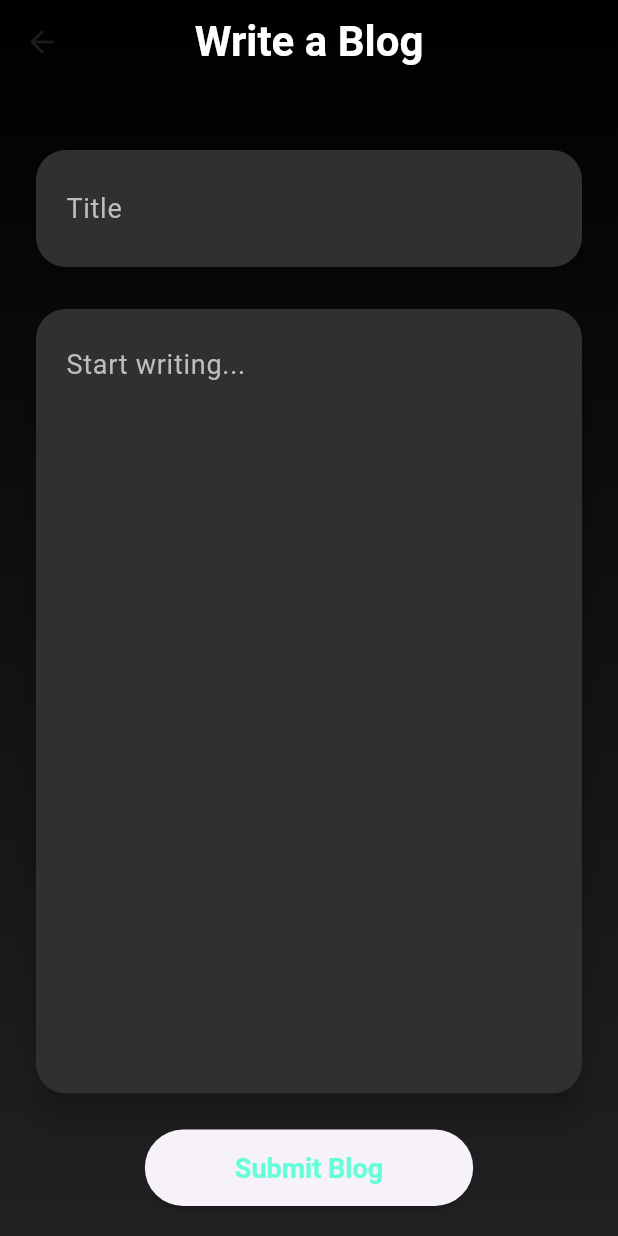
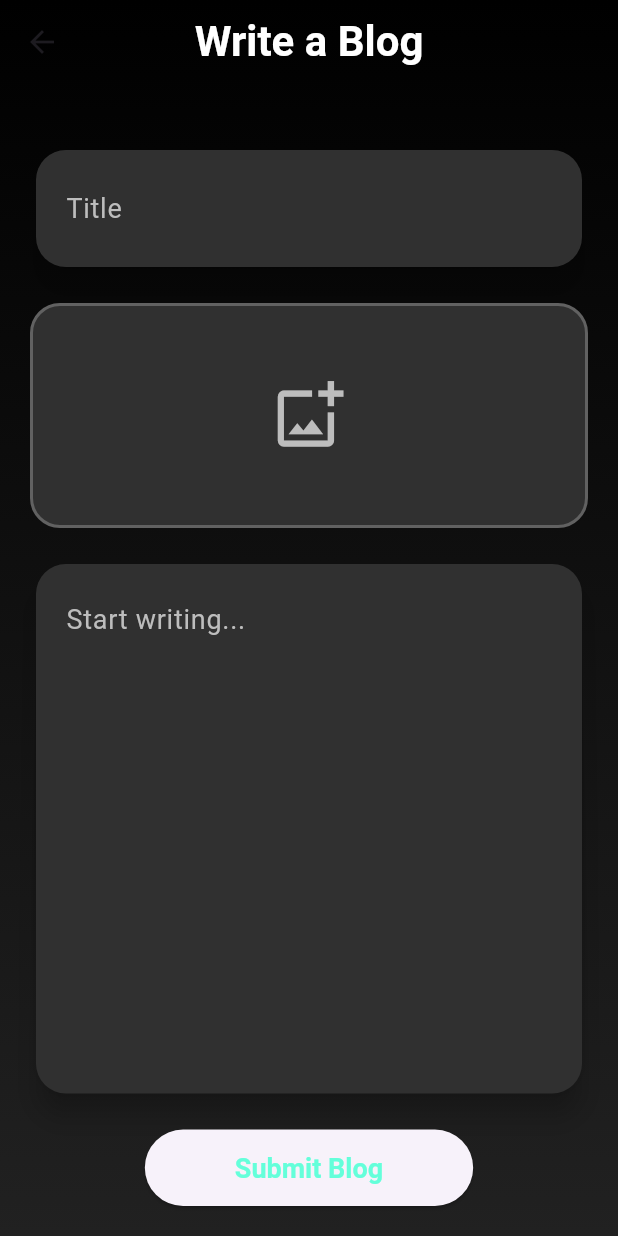
Before and after one commit to Wasiue03/Social-Media-App, a Flutter app: the BlogWriteScreen screen opened directly, after a tap on "Submit Blog", on a phone screen of 412 x 824 dp. Run offline on Flutter 3.47's test engine with Material 3 defaults, Android fonts, the phone set to English and light mode, and no system bars; our stand-ins replace cloud_firestore, firebase_auth, firebase_core, firebase_storage, image_picker; accounts and stored records are empty; network calls fail.

Commit message:
Bug on uploading and fetching the image

```diff
--- a/gram/lib/Blogs/blog_write_screen.dart
+++ b/gram/lib/Blogs/blog_write_screen.dart
@@ -1,6 +1,8 @@
 import 'dart:convert';
+import 'dart:io';
 import 'package:flutter/material.dart';
 import 'package:http/http.dart' as http;
+import 'package:image_picker/image_picker.dart';
 
 class BlogWriteScreen extends StatefulWidget {
   @override
@@ -10,32 +12,59 @@ class BlogWriteScreen extends StatefulWidget {
 class _BlogWriteScreenState extends State<BlogWriteScreen> {
   final TextEditingController _titleController = TextEditingController();
   final TextEditingController _contentController = TextEditingController();
+  File? _selectedImage;
+
+  final ImagePicker _picker = ImagePicker();
+
+  Future<void> _pickImage() async {
+    final pickedFile = await _picker.pickImage(source: ImageSource.gallery);
+    if (pickedFile != null) {
+      setState(() {
+        _selectedImage = File(pickedFile.path);
+      });
+    }
+  }
 
   Future<void> _submitBlog() async {
     final title = _titleController.text;
     final content = _contentController.text;
 
-    if (title.isNotEmpty && content.isNotEmpty) {
+    if (title.isNotEmpty && content.isNotEmpty && _selectedImage != null) {
       try {
         final url = Uri.parse(
             'http://192.168.100.9:5000/create_blog'); // Update with your Flask server's IP
-        final response = await http.post(
-          url,
-          headers: {'Content-Type': 'application/json'},
-          body: json.encode({'title': title, 'content': content}),
+
+        // Create multipart request
+        var request = http.MultipartRequest('POST', url)
+          ..fields['title'] = title
+          ..fields['content'] = content;
+
+        // Add image as multipart file
+        var image = await http.MultipartFile.fromPath(
+          'image',
+          _selectedImage!.path,
+          filename: _selectedImage!.path.split('/').last,
         );
+        request.files.add(image);
+
+        // Send request
+        final response = await request.send();
 
         if (response.statusCode == 201) {
           print('Blog created successfully');
-          Navigator.pop(context, {'title': title, 'content': content});
+          Navigator.pop(context, {
+            'title': title,
+            'content': content,
+            'image': _selectedImage!.path,
+          });
         } else {
-          print('Error creating blog: ${response.body}');
+          print('Error creating blog: ${response.statusCode}');
         }
       } catch (e) {
         print('Error submitting blog: $e');
       }
     } else {
-      print('Please fill in both the title and content.');
+      print('Please fill in the title, content, and add an image.');
     }
   }
 
@@ -76,6 +105,39 @@ class _BlogWriteScreenState extends State<BlogWriteScreen> {
                 _buildInputField(
                   controller: _titleController,
                   hintText: 'Title',
+                ),
+                SizedBox(height: 20),
+                GestureDetector(
+                  onTap: _pickImage,
+                  child: Container(
+                    height: 150,
+                    width: double.infinity,
+                    decoration: BoxDecoration(
+                      color: Colors.grey[850],
+                      borderRadius: BorderRadius.circular(20),
+                      border: Border.all(
+                        color: _selectedImage != null
+                            ? Colors.tealAccent
+                            : Colors.grey[700]!,
+                        width: 2,
+                      ),
+                    ),
+                    child: _selectedImage == null
+                        ? Center(
+                            child: Icon(
+                              Icons.add_photo_alternate_outlined,
+                              color: Colors.grey[400],
+                              size: 50,
+                            ),
+                          )
+                        : ClipRRect(
+                            borderRadius: BorderRadius.circular(20),
+                            child: Image.file(
+                              _selectedImage!,
+                              fit: BoxFit.cover,
+                            ),
+                          ),
+                  ),
                 ),
                 SizedBox(height: 20),
                 Expanded(
```
Also changed, not shown: gram/lib/Blogs/blog_list_screen.dart (+61 -18 lines), 2 other files.
